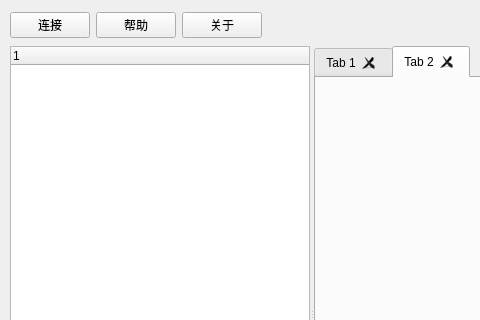
First picture: the form in form.ui, repository john9405/tkredis, before the edit; both pictures show x 0 to 480 and y 0 to 320 of the 800 by 600 pixel window.
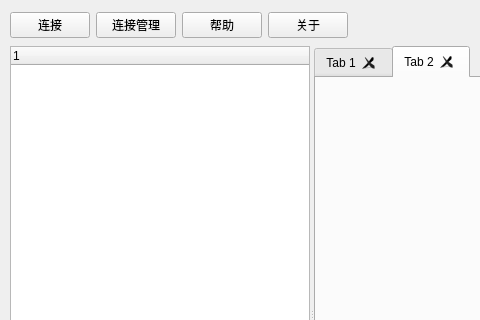
Second picture: the form after the edit.

Commit message: 增加连接管理

```diff
--- a/form.ui
+++ b/form.ui
@@ -54,6 +54,13 @@
         </property>
        </widget>
       </item>
+      <item>
+       <widget class="QPushButton" name="manage">
+        <property name="text">
+         <string>连接管理</string>
+        </property>
+       </widget>
+      </item>
       <item>
        <widget class="QPushButton" name="pushButton">
         <property name="text">
```
Left out of the diff: 4 changed lines with no effect on the pictures. The commit also changes 9 other files.
